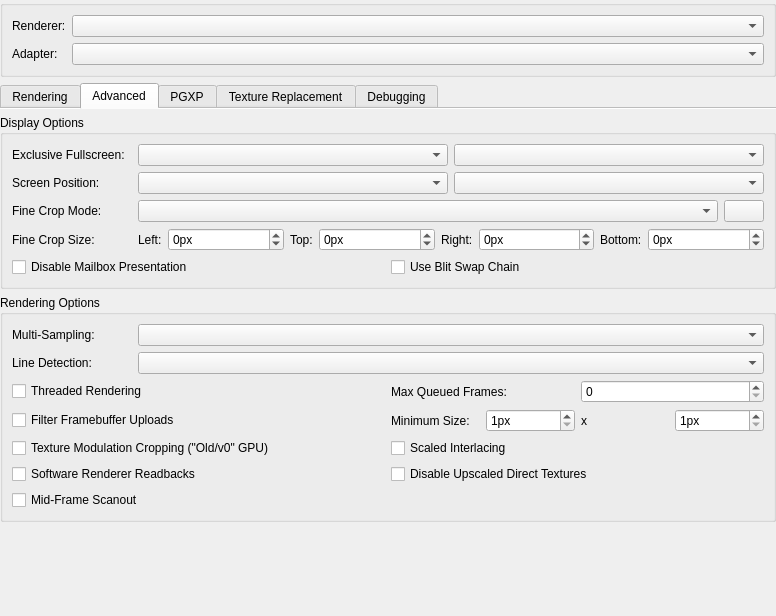
Before: the Qt Designer form src/duckstation-qt/graphicssettingswidget.ui in stenzek/duckstation, drawn with Qt 5.
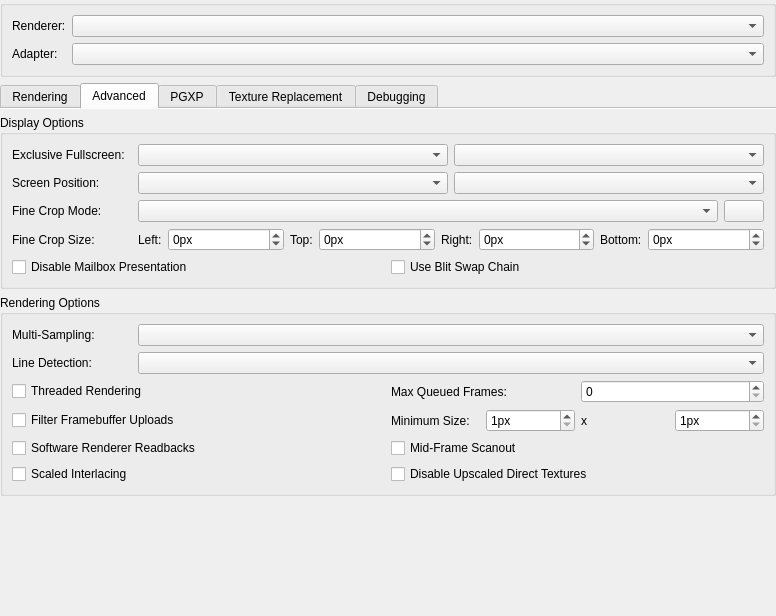
After: the same form once the commit is applied. The open tabs and pages were chosen to show the change. Icons and pictures are not drawn.

Commit message:
Qt: Move modulation crop to debugging settings
Makes the window shorter again.

The edit to the form file:
```diff
--- a/src/duckstation-qt/graphicssettingswidget.ui
+++ b/src/duckstation-qt/graphicssettingswidget.ui
@@ -638,26 +638,26 @@
              </layout>
             </item>
             <item row="2" column="0">
-             <widget class="QCheckBox" name="modulationCrop">
-              <property name="text">
-               <string>Texture Modulation Cropping (&quot;Old/v0&quot; GPU)</string>
-              </property>
-             </widget>
-            </item>
-            <item row="2" column="1">
-             <widget class="QCheckBox" name="scaledInterlacing">
-              <property name="text">
-               <string>Scaled Interlacing</string>
-              </property>
-             </widget>
-            </item>
-            <item row="3" column="0">
              <widget class="QCheckBox" name="useSoftwareRendererForReadbacks">
               <property name="text">
                <string>Software Renderer Readbacks</string>
               </property>
              </widget>
             </item>
+            <item row="2" column="1">
+             <widget class="QCheckBox" name="midFrameScanout">
+              <property name="text">
+               <string>Mid-Frame Scanout</string>
+              </property>
+             </widget>
+            </item>
+            <item row="3" column="0">
+             <widget class="QCheckBox" name="scaledInterlacing">
+              <property name="text">
+               <string>Scaled Interlacing</string>
+              </property>
+             </widget>
+            </item>
             <item row="3" column="1">
              <widget class="QCheckBox" name="disableUpscaledDirectTextures">
               <property name="text">
@@ -665,13 +665,6 @@
               </property>
              </widget>
             </item>
-            <item row="4" column="0">
-             <widget class="QCheckBox" name="midFrameScanout">
-              <property name="text">
-               <string>Mid-Frame Scanout</string>
-              </property>
-             </widget>
-            </item>
            </layout>
           </item>
          </layout>
@@ -1113,6 +1106,13 @@
               </property>
              </widget>
             </item>
+            <item row="1" column="0">
+             <widget class="QCheckBox" name="modulationCrop">
+              <property name="text">
+               <string>Texture Modulation Cropping (&quot;Old/v0&quot; GPU)</string>
+              </property>
+             </widget>
+            </item>
            </layout>
           </item>
          </layout>
```
The commit also changes 2 other files.
